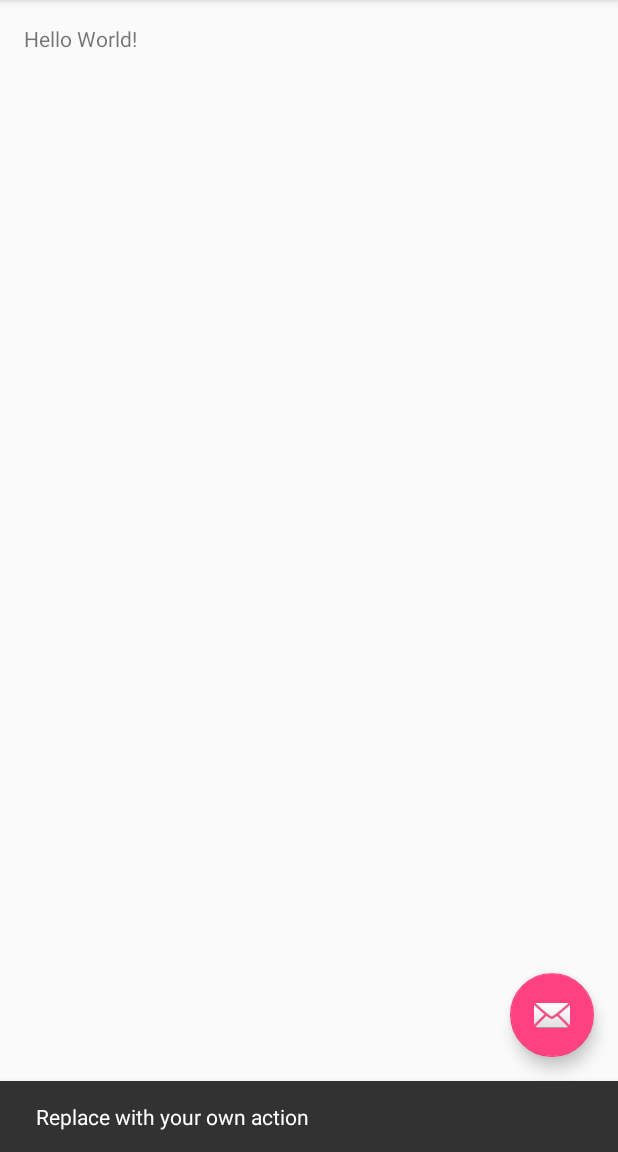
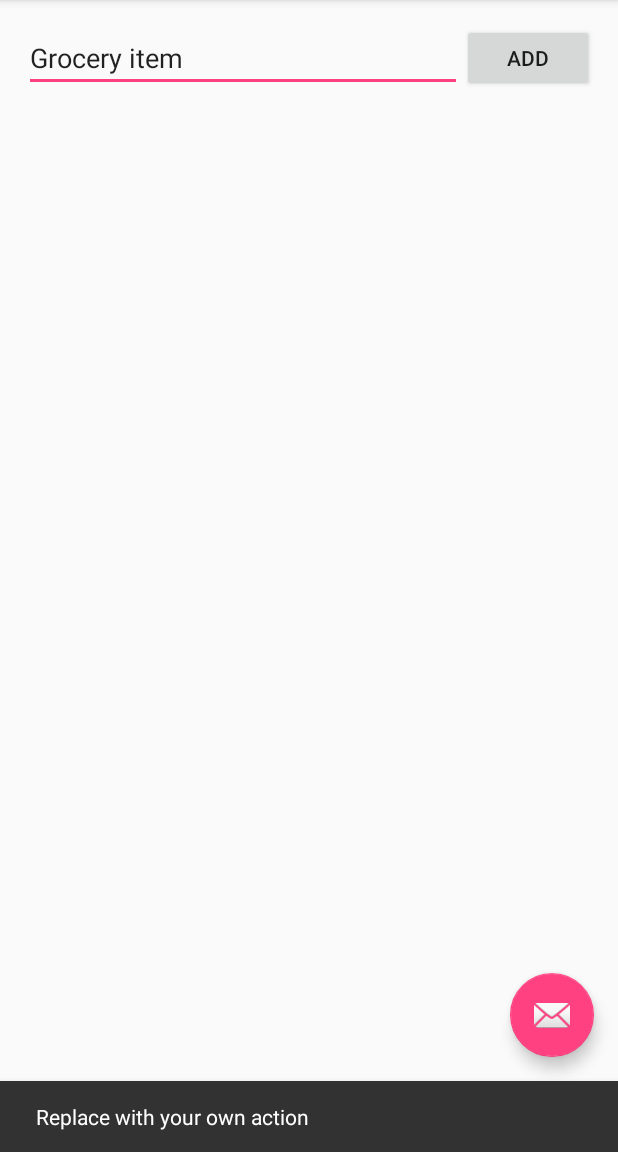
Before and after one commit to Frostlight/Fluffy-Shopping-List, an Android app: the screen it shows after launch (MainActivity), after a tap on an icon or button, on a phone screen of 412 x 824 dp, the part 84-1236 px from its top. Run offline under Robolectric (Android 15) with nearby library versions, the phone set to English and light mode, and no system bars.

Commit message:
Basic Layout

```diff
--- a/app/src/main/res/layout/fragment_main.xml
+++ b/app/src/main/res/layout/fragment_main.xml
@@ -9,9 +9,31 @@
     tools:context="frostlight.fluffyshoppinglist.MainActivityFragment"
     tools:showIn="@layout/activity_main">
 
-    <TextView
+    <EditText
         android:layout_width="wrap_content"
         android:layout_height="wrap_content"
-        android:text="Hello World!" />
+        android:id="@+id/editText"
+        android:layout_alignParentTop="true"
+        android:text="Grocery item"
+        android:layout_toLeftOf="@+id/button"
+        android:layout_alignParentLeft="true"
+        android:layout_alignParentStart="true" />
+
+    <Button
+        android:layout_width="wrap_content"
+        android:layout_height="wrap_content"
+        android:text="Add"
+        android:id="@+id/button"
+        android:layout_alignBottom="@+id/editText"
+        android:layout_alignParentRight="true"
+        android:layout_alignParentEnd="true" />
+
+    <ListView
+        android:layout_width="wrap_content"
+        android:layout_height="wrap_content"
+        android:id="@+id/listView"
+        android:layout_alignParentLeft="true"
+        android:layout_alignParentStart="true"
+        android:layout_below="@+id/editText" />
 
 </RelativeLayout>
```
Also changed, not shown: 2 other files.
